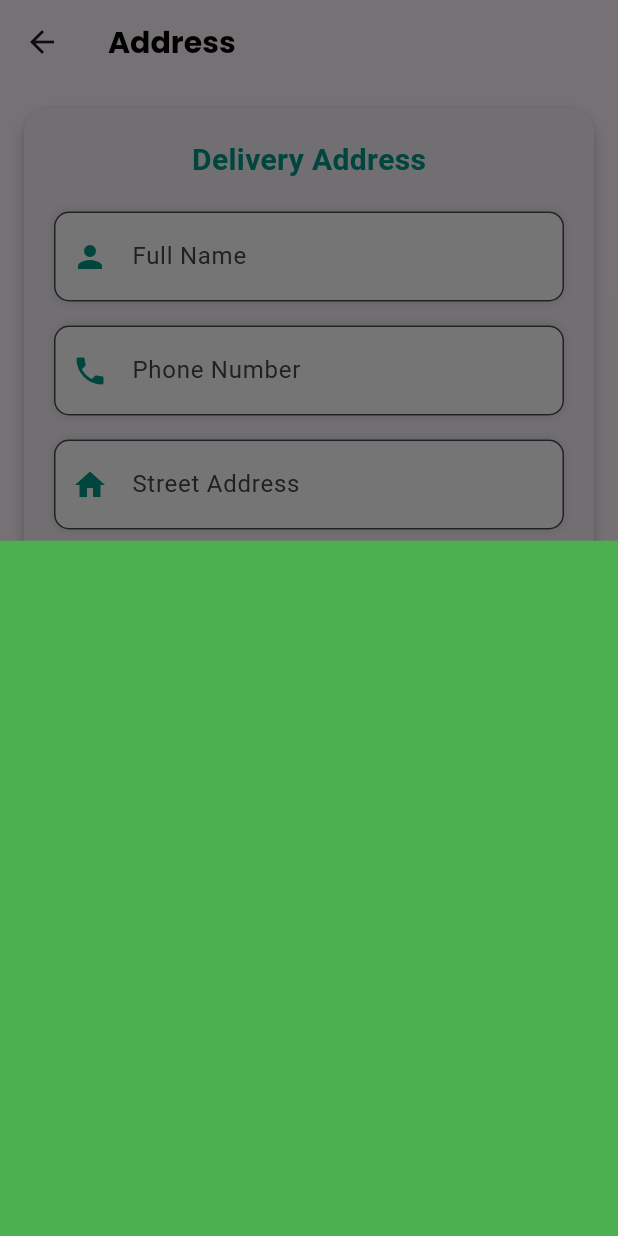
After one commit to Avinash1705/blinkit, a Flutter app: the AddressInputForm screen opened directly, after a tap on "Save Address", on a phone screen of 412 x 824 dp. The commit adds this screen. Run offline on Flutter 3.47's test engine with Material 3 defaults, Android fonts, the phone set to English and light mode, and no system bars; our stand-ins replace get; missing offline and left inert: dart:js; network calls fail.

Commit message:
address page fixed

```diff
--- /dev/null
+++ b/lib/controllers/addressController.dart
@@ -0,0 +1,14 @@
+import 'package:flutter/cupertino.dart';
+
+class AddressController extends ChangeNotifier {
+  String _address = "";
+
+  String get address => _address;
+
+  void saveAddress(String address) {
+    _address = address;
+    address = "avi test address";
+    print("addressMow $address");
+    notifyListeners();
+  }
+}
--- /dev/null
+++ b/lib/ui/address/addressScreen.dart
@@ -0,0 +1,148 @@
+import 'package:flutter/material.dart';
+import 'package:get/get.dart';
+import 'package:get/get_core/src/get_main.dart';
+import 'package:provider/provider.dart';
+import 'package:swiggy/controllers/addressController.dart';
+import 'package:swiggy/ui/widgets/uihelper.dart';
+
+import '../bottomNav/bottomNavScreen.dart';
+
+class AddressInputForm extends StatefulWidget {
+  final Function(String address) onAddressSaved;
+
+  const AddressInputForm({super.key, required this.onAddressSaved});
+
+  @override
+  State<AddressInputForm> createState() => _AddressInputFormState();
+}
+
+class _AddressInputFormState extends State<AddressInputForm> {
+  final _formKey = GlobalKey<FormState>();
+  final _name = TextEditingController();
+  final _phone = TextEditingController();
+  final _street = TextEditingController();
+  final _city = TextEditingController();
+  final _pincode = TextEditingController();
+  var address = "intial save";
+
+  Widget _buildField(
+    String label,
+    IconData icon,
+    TextEditingController controller,
+    TextInputType inputType,
+    String? Function(String?) validator,
+  ) {
+    var addressController = Provider.of<AddressController>(context);
+    addressController.saveAddress(address);
+    return Container(
+      margin: const EdgeInsets.symmetric(vertical: 8),
+      decoration: BoxDecoration(
+        color: Colors.white,
+        boxShadow: [BoxShadow(blurRadius: 4, color: Colors.black12)],
+        borderRadius: BorderRadius.circular(10),
+      ),
+      child: TextFormField(
+        controller: controller,
+        keyboardType: inputType,
+        validator: validator,
+        decoration: InputDecoration(
+          prefixIcon: Icon(icon, color: Colors.teal),
+          hintText: label,
+          filled: true,
+          fillColor: Colors.white,
+          contentPadding: const EdgeInsets.symmetric(vertical: 18),
+          border: OutlineInputBorder(borderRadius: BorderRadius.circular(10)),
+        ),
+      ),
+    );
+  }
+
+  @override
+  Widget build(BuildContext context) {
+    var addressController = Provider.of<AddressController>(context);
+    return Scaffold(
+      appBar: AppBar(
+        leading: InkWell(onTap:()=>Get.off(BottomNavScreen()),child: Icon(Icons.arrow_back)),
+        title: UiHelper.CustomText(
+            text: "Address",
+            color: Colors.black,
+            fontWeight: FontWeight.bold,
+            fontsize: 20,
+            fontfamily: "bold"),
+      ),
+      body: Card(
+        margin: const EdgeInsets.all(16),
+        elevation: 4,
+        shape: RoundedRectangleBorder(borderRadius: BorderRadius.circular(16)),
+        child: Padding(
+          padding: const EdgeInsets.all(20),
+          child: Form(
+            key: _formKey,
+            child: Column(
+              children: [
+                Text("Delivery Address",
+                    style: TextStyle(
+                        fontSize: 20,
+                        fontWeight: FontWeight.bold,
+                        color: Colors.teal)),
+                const SizedBox(height: 12),
+                _buildField(
+                    "Full Name",
+                    Icons.person,
+                    _name,
+                    TextInputType.text,
+                    (val) => val!.isEmpty ? "Enter your name" : null),
+                _buildField(
+                    "Phone Number",
+                    Icons.phone,
+                    _phone,
+                    TextInputType.phone,
+                    (val) => val!.length < 10 ? "Enter valid number" : null),
+                _buildField(
+                    "Street Address",
+                    Icons.home,
+                    _street,
+                    TextInputType.streetAddress,
+                    (val) => val!.isEmpty ? "Enter street/area" : null),
+                _buildField(
+                    "City",
+                    Icons.location_city,
+                    _city,
+                    TextInputType.text,
+                    (val) => val!.isEmpty ? "Enter city" : null),
+                _buildField(
+                    "Pincode",
+                    Icons.pin_drop,
+                    _pincode,
+                    TextInputType.number,
+                    (val) => val!.length != 6 ? "Enter 6-digit pin" : null),
+                const SizedBox(height: 20),
+                ElevatedButton.icon(
+                  onPressed: () {
+                    print("onsubmit${address}");
+                    address = "avi test address222";
+                    addressController.saveAddress(address);
+                    Get.bottomSheet(
+                        Container(
+                          color: Colors.green,
+                        ),
+                        enterBottomSheetDuration: Duration(milliseconds: 900));
+                  },
+                  icon: Icon(Icons.check_circle_outline),
+                  label: Text("Save Address"),
+                  style: ElevatedButton.styleFrom(
+                    backgroundColor: Colors.teal,
+                    padding: const EdgeInsets.symmetric(
+                        horizontal: 40, vertical: 14),
+                    shape: RoundedRectangleBorder(
+                        borderRadius: BorderRadius.circular(12)),
+                  ),
+                )
+              ],
+            ),
+          ),
+        ),
+      ),
+    );
+  }
+}
--- a/lib/ui/cart/cartScreen.dart
+++ b/lib/ui/cart/cartScreen.dart
@@ -2,9 +2,11 @@ import 'package:flutter/cupertino.dart';
 import 'package:flutter/material.dart';
 import 'package:get/get.dart';
 import 'package:provider/provider.dart';
+import 'package:swiggy/controllers/addressController.dart';
 import 'package:swiggy/controllers/cartController.dart';
 import 'package:swiggy/ui/widgets/uihelper.dart';
 
+import '../address/addressScreen.dart';
 import '../widgets/customAppBar.dart';
 
 class CartScreen extends StatelessWidget {
@@ -15,11 +17,11 @@ class CartScreen extends StatelessWidget {
   @override
   Widget build(BuildContext context) {
     var cartController = Provider.of<CartController>(context);
-    var newItem = cartController.items;
-    print("cart at screen ${newItem.keys}");
+    var addressController = Provider.of<AddressController>(context);
+
     return SingleChildScrollView(
       child: SizedBox(
-        height: MediaQuery.of(context).size.height,
+        height: MediaQuery.of(context).size.height * 2,
         child: Scaffold(
           body: Column(
             children: [
@@ -27,32 +29,42 @@ class CartScreen extends StatelessWidget {
               SizedBox(height: 20),
               cartController.itemCount <= 0
                   ? UiHelper.CustomImage(img: "cart.png")
-                  : SizedBox(
-                      height: 300,
-                      child: ListView.builder(
+                  : Expanded(
+                      flex: 2,
+                      child: SizedBox(
+                          child: ListView.builder(
                         itemCount: cartController.itemCount,
                         itemBuilder: (context, index) {
-                          // print("cart check 1${cartController.items.values.toList()[index].productId}");
-                          print("cart check 1${cartController.items.keys.toList()[index]}");
+                          cartController.totalCartCost();
                           var currentItem =
                               cartController.items.values.toList()[index];
                           return Card(
                             margin: EdgeInsets.all(8),
                             child: ListTile(
-                              leading: UiHelper.CustomImage(img: currentItem.img),
+                              leading:
+                                  UiHelper.CustomImage(img: currentItem.img),
                               title: Text(
                                 currentItem.title,
                                 style: TextStyle(color: Colors.blue),
                               ),
-                              subtitle: Text('Qty: ${currentItem.quantity}'),
+                              subtitle: Column(
+                                crossAxisAlignment: CrossAxisAlignment.start,
+                                children: [
+                                  Text('Price: ${currentItem.price}'),
+                                  Text('Qty: ${currentItem.quantity}'),
+                                ],
+                              ),
                               trailing: Row(
                                 mainAxisSize: MainAxisSize.min,
                                 children: [
                                   IconButton(
                                     icon: Icon(Icons.remove),
                                     onPressed: () {
-                                      print("cart remove ${currentItem}");
-                                      cartController.removeItem(cartController.items.keys.toString());
+                                      print(
+                                          "cart remove ${cartController.items.keys.toList()[index]}");
+                                      cartController.removeItem(cartController
+                                          .items.keys
+                                          .toList()[index]);
                                     },
                                   ),
                                   Text('${currentItem.quantity}'),
@@ -60,8 +72,12 @@ class CartScreen extends StatelessWidget {
                                     icon: Icon(Icons.add),
                                     onPressed: () {
                                       // print("cart scree 2  ${cartController.items.keys.first}");
-                                      cartController.addItem(cartController.items.keys.toList()[index],
-                                          currentItem.title, currentItem.img, currentItem.price);
+                                      cartController.addItem(
+                                          cartController.items.keys
+                                              .toList()[index],
+                                          currentItem.title,
+                                          currentItem.img,
+                                          currentItem.price);
                                     },
                                   ),
                                 ],
@@ -70,6 +86,46 @@ class CartScreen extends StatelessWidget {
                           );
                         },
                       )),
+                    ),
+              SizedBox(height: 20),
+              Container(
+                margin: EdgeInsets.only(left: 5, right: 5),
+                width: double.infinity,
+                decoration: BoxDecoration(
+                    borderRadius: BorderRadius.all(Radius.circular(10)),
+                    shape: BoxShape.rectangle,
+                    color: Colors.black12),
+                child: Column(
+                  children: [
+                    UiHelper.CustomText(
+                        text: cartController.totalAmount.toString(),
+                        color: Colors.red,
+                        fontWeight: FontWeight.bold,
+                        fontsize: 20,
+                        fontfamily: "bold"),
+                    InkWell(
+                      onTap: () {
+                        Get.to(AddressInputForm(
+                          onAddressSaved: (String address) {},
+                        ));
+                        /*   AddressInputForm(
+                          onAddressSaved: (address) {
+                            print("Saved address: $address");
+                            // You can store or display this in cart summary
+                          },
+                        );*/
+                      },
+                      child: UiHelper.CustomText(
+                          text:
+                              "Current Add${addressController.address.toString()}",
+                          color: Colors.green,
+                          fontWeight: FontWeight.bold,
+                          fontsize: 20,
+                          fontfamily: "bold"),
+                    )
+                  ],
+                ),
+              ),
               SizedBox(height: 20),
               UiHelper.CustomText(
                   text: "Reordering will be easy",
@@ -242,6 +298,46 @@ class CartScreen extends StatelessWidget {
                   ),
                 ],
               ),
+              ElevatedButton(
+                  onPressed: () {
+                    showModalBottomSheet(
+                      context: context,
+                      shape: RoundedRectangleBorder(
+                        borderRadius:
+                            BorderRadius.vertical(top: Radius.circular(20)),
+                      ),
+                      backgroundColor: Colors.white,
+                      builder: (BuildContext context) {
+                        return Padding(
+                          padding: const EdgeInsets.all(16.0),
+                          child: Column(
+                            mainAxisSize: MainAxisSize.min,
+                            children: <Widget>[
+                              Text("Select an option",
+                                  style: TextStyle(fontSize: 18)),
+                              ListTile(
+                                leading: Icon(Icons.camera_alt),
+                                title: Text("Camera"),
+                                onTap: () {
+                                  Navigator.pop(context);
+                                  // handle camera action
+                                },
+                              ),
+                              ListTile(
+                                leading: Icon(Icons.photo),
+                                title: Text("Gallery"),
+                                onTap: () {
+                                  Navigator.pop(context);
+                                  // handle gallery action
+                                },
+                              ),
+                            ],
+                          ),
+                        );
+                      },
+                    );
+                  },
+                  child: Text("bott")),
             ],
           ),
         ),
```
Also changed, not shown: lib/controllers/cartController.dart (+19 -13 lines), lib/main.dart (+11 -4 lines), lib/ui/home/homeScreen.dart (+3 -7 lines).
